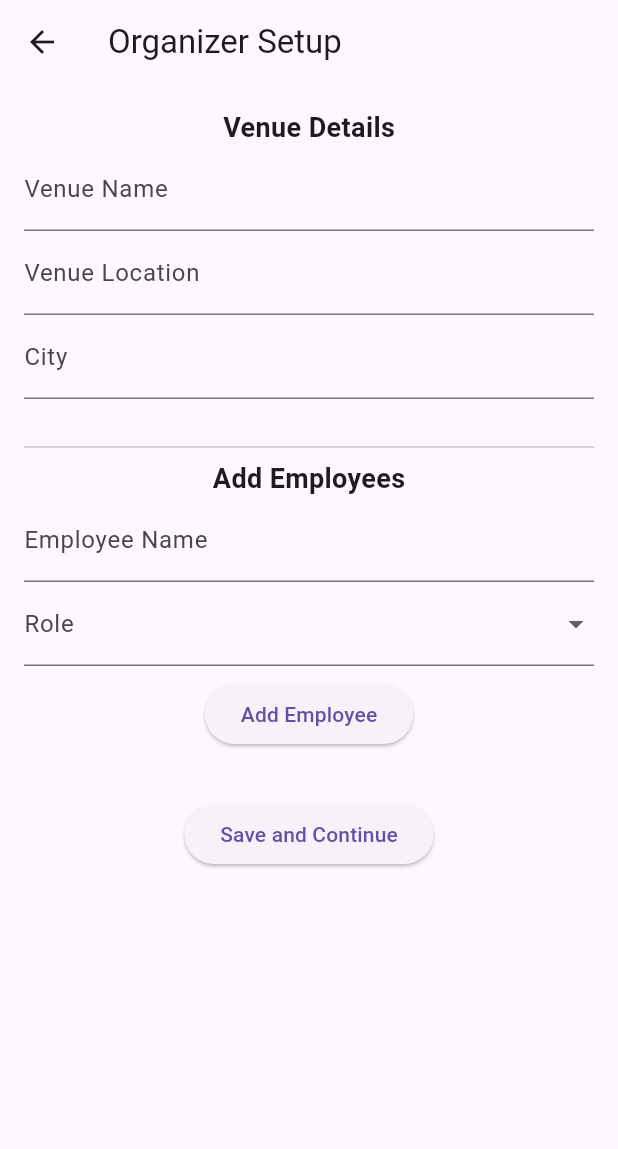
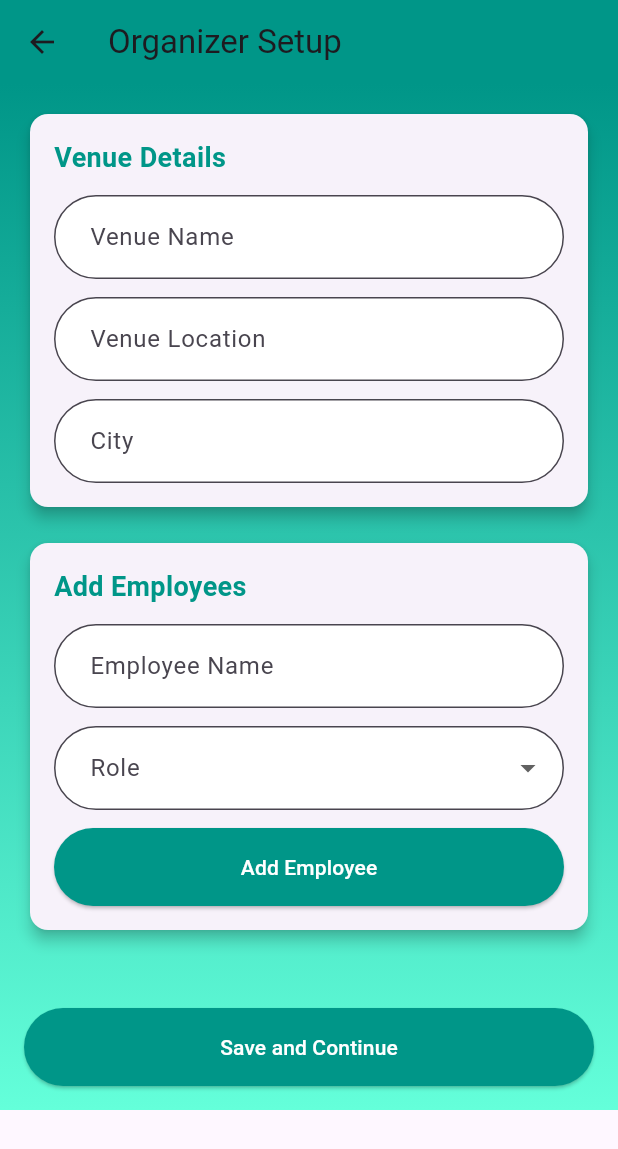
Before and after one commit to bilalIqbal668/event_management, a Flutter app: the OrganizerSetupScreen screen opened by its route, on a phone screen of 412 x 824 dp. Shown: the top 1149 px of the screen. Run offline on Flutter 3.47's test engine with Material 3 defaults, Android fonts, the phone set to English and light mode, and no system bars; our stand-ins replace cloud_firestore, device_info_plus, firebase_auth, firebase_core, image_picker, permission_handler; accounts and stored records are empty.

Commit message:
change the design of organizer_setup_screen

```diff
--- a/lib/screens/organizer/organizer_setup_screen.dart
+++ b/lib/screens/organizer/organizer_setup_screen.dart
@@ -2,8 +2,6 @@ import 'package:flutter/material.dart';
 import 'package:firebase_auth/firebase_auth.dart';
 import 'package:cloud_firestore/cloud_firestore.dart';
 import 'package:myapp/helpers/AppConstants.dart';
-
-
 
 class OrganizerSetupScreen extends StatefulWidget {
   const OrganizerSetupScreen({super.key});
@@ -16,10 +14,8 @@ class _OrganizerSetupScreenState extends State<OrganizerSetupScreen> {
   final _venueNameController = TextEditingController();
   final _venueLocationController = TextEditingController();
   final _venueCityController = TextEditingController();
-
   final _empNameController = TextEditingController();
   String? _selectedRole;
-
   final List<Map<String, String>> _employees = [];
   bool _isSaving = false;
   String? _error;
@@ -59,7 +55,6 @@ class _OrganizerSetupScreenState extends State<OrganizerSetupScreen> {
       final batch = FirebaseFirestore.instance.batch();
       final orgRef = FirebaseFirestore.instance.collection('organizers').doc(uid);
 
-      // Save venue
       final venueRef = FirebaseFirestore.instance.collection('venues').doc();
       batch.set(venueRef, {
         'organizerId': uid,
@@ -69,14 +64,13 @@ class _OrganizerSetupScreenState extends State<OrganizerSetupScreen> {
         'imageUrl': '',
       });
 
-      // Save employees
       for (var emp in _employees) {
         final empRef = orgRef.collection('employees').doc();
         batch.set(empRef, emp);
       }
 
       await batch.commit();
-      Navigator.pushReplacementNamed(context, '//organizer-home-screen');
+      Navigator.pushReplacementNamed(context, '/organizer-home-screen');
     } catch (e) {
       setState(() {
         _error = e.toString();
@@ -88,37 +82,100 @@ class _OrganizerSetupScreenState extends State<OrganizerSetupScreen> {
     }
   }
 
+  InputDecoration _inputDecoration(String label) {
+    return InputDecoration(
+      labelText: label,
+      border: OutlineInputBorder(borderRadius: BorderRadius.circular(30)),
+      filled: true,
+      fillColor: Colors.white,
+      contentPadding: const EdgeInsets.symmetric(vertical: 16, horizontal: 20),
+    );
+  }
+
   @override
   Widget build(BuildContext context) {
     return Scaffold(
-      appBar: AppBar(title: const Text('Organizer Setup')),
-      body: SingleChildScrollView(
+      appBar: AppBar(
+        title: const Text('Organizer Setup'),
+        backgroundColor: Colors.teal,
+      ),
+      body: Container(
+        decoration: const BoxDecoration(
+          gradient: LinearGradient(
+            colors: [Colors.teal, Colors.tealAccent],
+            begin: Alignment.topCenter,
+            end: Alignment.bottomCenter,
+          ),
+        ),
+        child: SingleChildScrollView(
           padding: const EdgeInsets.all(16),
           child: Column(
             children: [
-            const Text('Venue Details', style: TextStyle(fontSize: 18, fontWeight: FontWeight.bold)),
+              Card(
+                shape: RoundedRectangleBorder(
+                  borderRadius: BorderRadius.circular(12),
+                ),
+                elevation: 4,
+                child: Padding(
+                  padding: const EdgeInsets.all(16),
+                  child: Column(
+                    crossAxisAlignment: CrossAxisAlignment.start,
+                    children: [
+                      const Text(
+                        'Venue Details',
+                        style: TextStyle(
+                          fontSize: 18,
+                          fontWeight: FontWeight.bold,
+                          color: Colors.teal,
+                        ),
+                      ),
+                      const SizedBox(height: 12),
                       TextField(
                         controller: _venueNameController,
-              decoration: const InputDecoration(labelText: 'Venue Name'),
+                        decoration: _inputDecoration('Venue Name'),
                       ),
+                      const SizedBox(height: 12),
                       TextField(
                         controller: _venueLocationController,
-              decoration: const InputDecoration(labelText: 'Venue Location'),
+                        decoration: _inputDecoration('Venue Location'),
                       ),
+                      const SizedBox(height: 12),
                       TextField(
                         controller: _venueCityController,
-              decoration: const InputDecoration(labelText: 'City'),
+                        decoration: _inputDecoration('City'),
                       ),
-            const SizedBox(height: 24),
-            const Divider(),
-            const Text('Add Employees', style: TextStyle(fontSize: 18, fontWeight: FontWeight.bold)),
+                    ],
+                  ),
+                ),
+              ),
+              const SizedBox(height: 16),
+              Card(
+                shape: RoundedRectangleBorder(
+                  borderRadius: BorderRadius.circular(12),
+                ),
+                elevation: 4,
+                child: Padding(
+                  padding: const EdgeInsets.all(16),
+                  child: Column(
+                    crossAxisAlignment: CrossAxisAlignment.start,
+                    children: [
+                      const Text(
+                        'Add Employees',
+                        style: TextStyle(
+                          fontSize: 18,
+                          fontWeight: FontWeight.bold,
+                          color: Colors.teal,
+                        ),
+                      ),
+                      const SizedBox(height: 12),
                       TextField(
                         controller: _empNameController,
-              decoration: const InputDecoration(labelText: 'Employee Name'),
+                        decoration: _inputDecoration('Employee Name'),
                       ),
+                      const SizedBox(height: 12),
                       DropdownButtonFormField<String>(
                         value: _selectedRole,
-              decoration: const InputDecoration(labelText: 'Role'),
+                        decoration: _inputDecoration('Role'),
                         items: AppConstant.roles.map((role) {
                           return DropdownMenuItem<String>(
                             value: role,
@@ -127,15 +184,41 @@ class _OrganizerSetupScreenState extends State<OrganizerSetupScreen> {
                         }).toList(),
                         onChanged: (value) => setState(() => _selectedRole = value),
                       ),
-            const SizedBox(height: 8),
-            ElevatedButton(onPressed: _addEmployee, child: const Text('Add Employee')),
+                      const SizedBox(height: 12),
+                      SizedBox(
+                        width: double.infinity,
+                        child: ElevatedButton(
+                          onPressed: _addEmployee,
+                          style: ElevatedButton.styleFrom(
+                            backgroundColor: Colors.teal,
+                            shape: RoundedRectangleBorder(
+                              borderRadius: BorderRadius.circular(30),
+                            ),
+                            padding: const EdgeInsets.symmetric(vertical: 16),
+                          ),
+                          child: const Text(
+                            'Add Employee',
+                            style: TextStyle(color: Colors.white),
+                          ),
+                        ),
+                      ),
+                    ],
+                  ),
+                ),
+              ),
               const SizedBox(height: 16),
               ListView.builder(
                 shrinkWrap: true,
+                physics: const NeverScrollableScrollPhysics(),
                 itemCount: _employees.length,
                 itemBuilder: (context, index) {
                   final emp = _employees[index];
-                return ListTile(
+                  return Card(
+                    shape: RoundedRectangleBorder(
+                      borderRadius: BorderRadius.circular(12),
+                    ),
+                    elevation: 2,
+                    child: ListTile(
                       title: Text(emp['name'] ?? ''),
                       subtitle: Text(emp['role'] ?? ''),
                       trailing: IconButton(
@@ -146,19 +229,38 @@ class _OrganizerSetupScreenState extends State<OrganizerSetupScreen> {
                           });
                         },
                       ),
+                    ),
                   );
                 },
               ),
               const SizedBox(height: 16),
               if (_error != null)
-              Text(_error!, style: const TextStyle(color: Colors.red)),
+                Text(
+                  _error!,
+                  style: const TextStyle(color: Colors.red),
+                ),
+              const SizedBox(height: 16),
               _isSaving
                   ? const CircularProgressIndicator()
-                : ElevatedButton(
+                  : SizedBox(
+                width: double.infinity,
+                child: ElevatedButton(
                   onPressed: _saveData,
-              child: const Text('Save and Continue'),
-            )
+                  style: ElevatedButton.styleFrom(
+                    backgroundColor: Colors.teal,
+                    shape: RoundedRectangleBorder(
+                      borderRadius: BorderRadius.circular(30),
+                    ),
+                    padding: const EdgeInsets.symmetric(vertical: 16),
+                  ),
+                  child: const Text(
+                    'Save and Continue',
+                    style: TextStyle(color: Colors.white),
+                  ),
+                ),
+              ),
             ],
+          ),
         ),
       ),
     );
```
Lines whose indentation alone changed are shown as unchanged.
